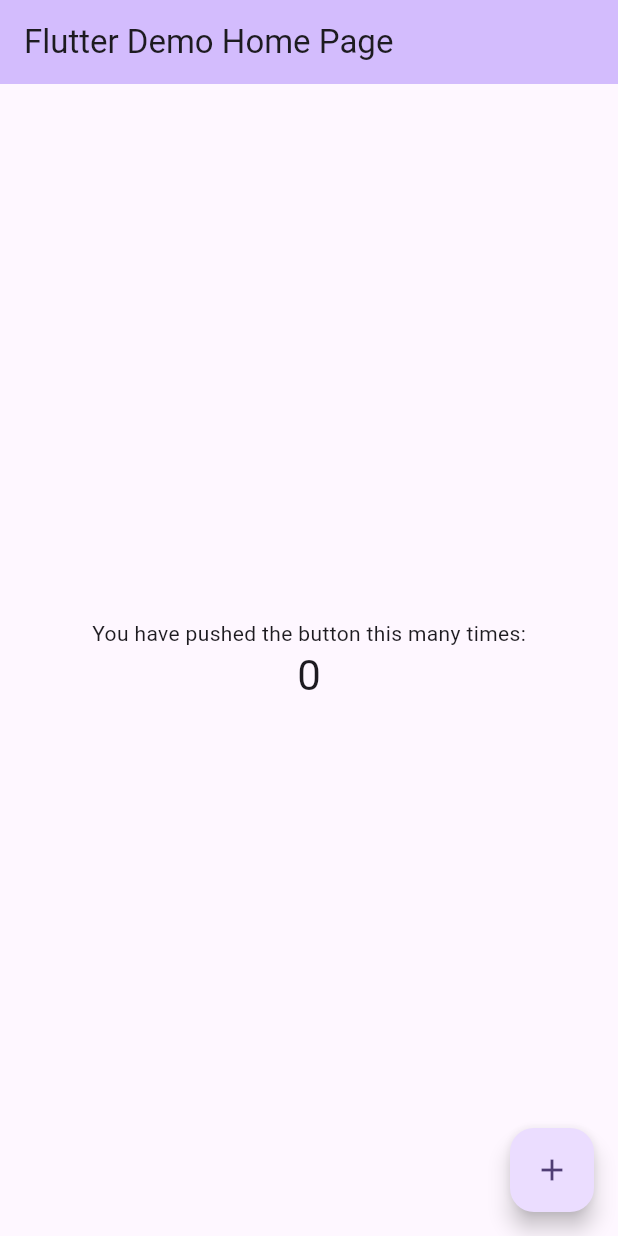
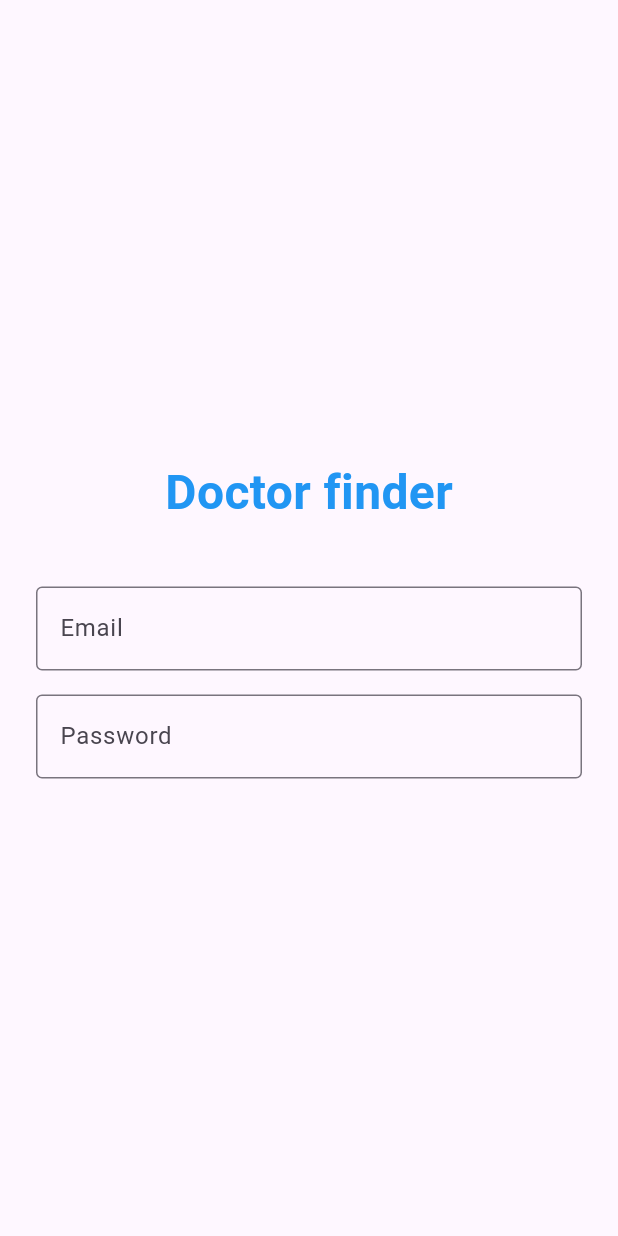
Before and after one commit to fawadahmed96/doctor-finder, a Flutter app: the screen it shows after launch, on a phone screen of 412 x 824 dp. Run offline on Flutter 3.47's test engine with Material 3 defaults, Android fonts, the phone set to English and light mode, and no system bars; our stand-ins replace flutter_riverpod.

Commit message:
add initial flutter project setup with clean folder structure

```diff
--- /dev/null
+++ b/lib/features/auth/presentation/sign_in_screen.dart
@@ -0,0 +1,45 @@
+import 'package:flutter/material.dart';
+
+class SignInScreen extends StatelessWidget {
+  const SignInScreen({super.key});
+
+  @override
+  Widget build(BuildContext context) {
+    return Scaffold(
+      body: SafeArea(
+        child: Padding(
+          padding: EdgeInsets.all(24.0),
+          child: Column(
+            mainAxisAlignment: MainAxisAlignment.center,
+            children: [
+              Text(
+                'Doctor finder',
+                style: TextStyle(
+                  fontSize: 32,
+                  fontWeight: FontWeight.bold,
+                  color: Colors.blue,
+                ),
+              ),
+              SizedBox(height: 40,),
+              TextField(
+                decoration:InputDecoration(
+                  labelText: "Email",
+                  border: OutlineInputBorder(),
+                ),
+              ),
+              SizedBox(height: 16),
+              TextField(
+                obscureText: true,
+                decoration: InputDecoration(
+                  labelText: 'Password',
+                  border: OutlineInputBorder(),
+                ),
+              ),
+
+            ],
+          ),
+        ),
+      ),
+    );
+  }
+}
--- /dev/null
+++ b/lib/features/doctors/domain/doctor.dart
@@ -0,0 +1,13 @@
+class Doctor{
+  final String name;
+  final String speciality;
+  final String rating;
+
+  Doctor({
+   required this.name,
+    required this.speciality,
+    required this.rating,
+});
+
+  List<Doctor> doctors=[];
+}
--- a/lib/main.dart
+++ b/lib/main.dart
@@ -1,122 +1,24 @@
+import 'package:doctor_finder/features/auth/presentation/sign_in_screen.dart';
 import 'package:flutter/material.dart';
+import 'package:flutter_riverpod/flutter_riverpod.dart';
 
 void main() {
-  runApp(const MyApp());
+  runApp(
+    ProviderScope(
+      child: MyApp(),
+    ),
+  );
 }
 
-class MyApp extends StatelessWidget {
+class MyApp extends StatelessWidget{
   const MyApp({super.key});
 
-  // This widget is the root of your application.
   @override
-  Widget build(BuildContext context) {
-    return MaterialApp(
-      title: 'Flutter Demo',
-      theme: ThemeData(
-        // This is the theme of your application.
-        //
-        // TRY THIS: Try running your application with "flutter run". You'll see
-        // the application has a purple toolbar. Then, without quitting the app,
-        // try changing the seedColor in the colorScheme below to Colors.green
-        // and then invoke "hot reload" (save your changes or press the "hot
-        // reload" button in a Flutter-supported IDE, or press "r" if you used
-        // the command line to start the app).
-        //
-        // Notice that the counter didn't reset back to zero; the application
-        // state is not lost during the reload. To reset the state, use hot
-        // restart instead.
-        //
-        // This works for code too, not just values: Most code changes can be
-        // tested with just a hot reload.
-        colorScheme: ColorScheme.fromSeed(seedColor: Colors.deepPurple),
-      ),
-      home: const MyHomePage(title: 'Flutter Demo Home Page'),
-    );
+  Widget build(BuildContext context){
+   return MaterialApp(
+     title: 'Doctor Finder',
+     debugShowCheckedModeBanner: false,
+     home: SignInScreen(),
+   );
   }
 }
-
-class MyHomePage extends StatefulWidget {
-  const MyHomePage({super.key, required this.title});
-
-  // This widget is the home page of your application. It is stateful, meaning
-  // that it has a State object (defined below) that contains fields that affect
-  // how it looks.
-
-  // This class is the configuration for the state. It holds the values (in this
-  // case the title) provided by the parent (in this case the App widget) and
-  // used by the build method of the State. Fields in a Widget subclass are
-  // always marked "final".
-
-  final String title;
-
-  @override
-  State<MyHomePage> createState() => _MyHomePageState();
-}
-
-class _MyHomePageState extends State<MyHomePage> {
-  int _counter = 0;
-
-  void _incrementCounter() {
-    setState(() {
-      // This call to setState tells the Flutter framework that something has
-      // changed in this State, which causes it to rerun the build method below
-      // so that the display can reflect the updated values. If we changed
-      // _counter without calling setState(), then the build method would not be
-      // called again, and so nothing would appear to happen.
-      _counter++;
-    });
-  }
-
-  @override
-  Widget build(BuildContext context) {
-    // This method is rerun every time setState is called, for instance as done
-    // by the _incrementCounter method above.
-    //
-    // The Flutter framework has been optimized to make rerunning build methods
-    // fast, so that you can just rebuild anything that needs updating rather
-    // than having to individually change instances of widgets.
-    return Scaffold(
-      appBar: AppBar(
-        // TRY THIS: Try changing the color here to a specific color (to
-        // Colors.amber, perhaps?) and trigger a hot reload to see the AppBar
-        // change color while the other colors stay the same.
-        backgroundColor: Theme.of(context).colorScheme.inversePrimary,
-        // Here we take the value from the MyHomePage object that was created by
-        // the App.build method, and use it to set our appbar title.
-        title: Text(widget.title),
-      ),
-      body: Center(
-        // Center is a layout widget. It takes a single child and positions it
-        // in the middle of the parent.
-        child: Column(
-          // Column is also a layout widget. It takes a list of children and
-          // arranges them vertically. By default, it sizes itself to fit its
-          // children horizontally, and tries to be as tall as its parent.
-          //
-          // Column has various properties to control how it sizes itself and
-          // how it positions its children. Here we use mainAxisAlignment to
-          // center the children vertically; the main axis here is the vertical
-          // axis because Columns are vertical (the cross axis would be
-          // horizontal).
-          //
-          // TRY THIS: Invoke "debug painting" (choose the "Toggle Debug Paint"
-          // action in the IDE, or press "p" in the console), to see the
-          // wireframe for each widget.
-          mainAxisAlignment: MainAxisAlignment.center,
-          children: <Widget>[
-            const Text('You have pushed the button this many times:'),
-            Text(
-              '$_counter',
-              style: Theme.of(context).textTheme.headlineMedium,
-            ),
-          ],
-        ),
-      ),
-      floatingActionButton: FloatingActionButton(
-        onPressed: _incrementCounter,
-        tooltip: 'Increment',
-        child: const Icon(Icons.add),
-      ), // This trailing comma makes auto-formatting nicer for build methods.
-    );
-  }
-}
--- a/pubspec.yaml
+++ b/pubspec.yaml
@@ -30,6 +30,8 @@ environment:
 dependencies:
   flutter:
     sdk: flutter
+  flutter_riverpod: ^2.5.1
+  riverpod_annotation: ^2.3.5
 
   # The following adds the Cupertino Icons font to your application.
   # Use with the CupertinoIcons class for iOS style icons.
```
Also changed, not shown: pubspec.lock.
